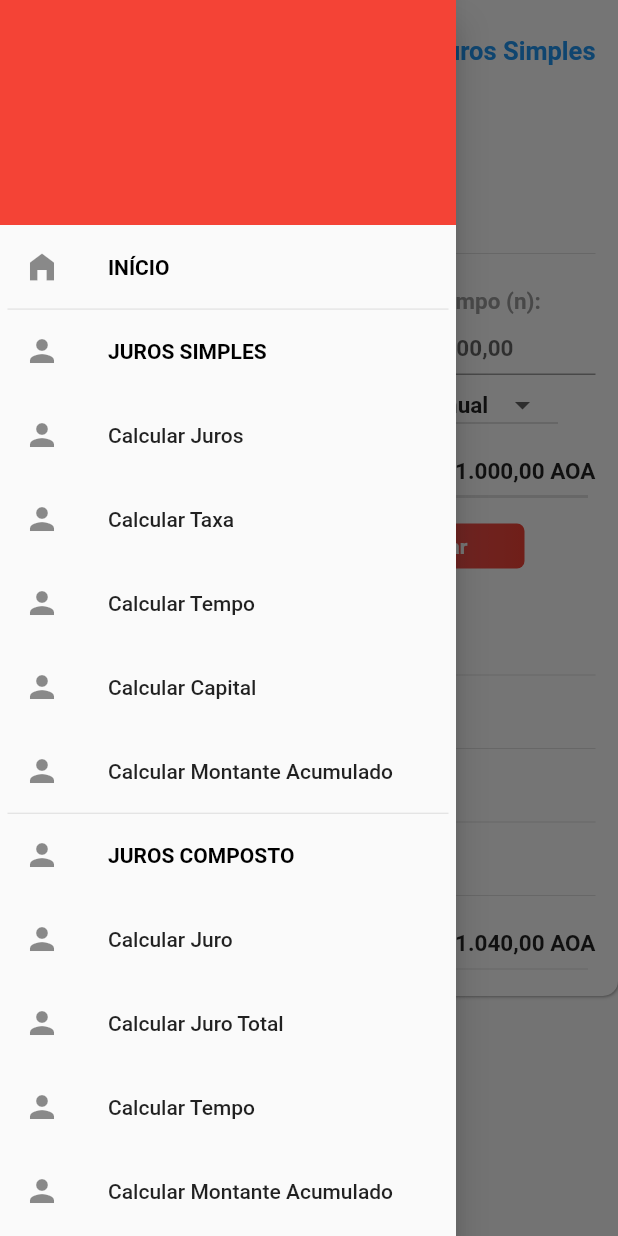
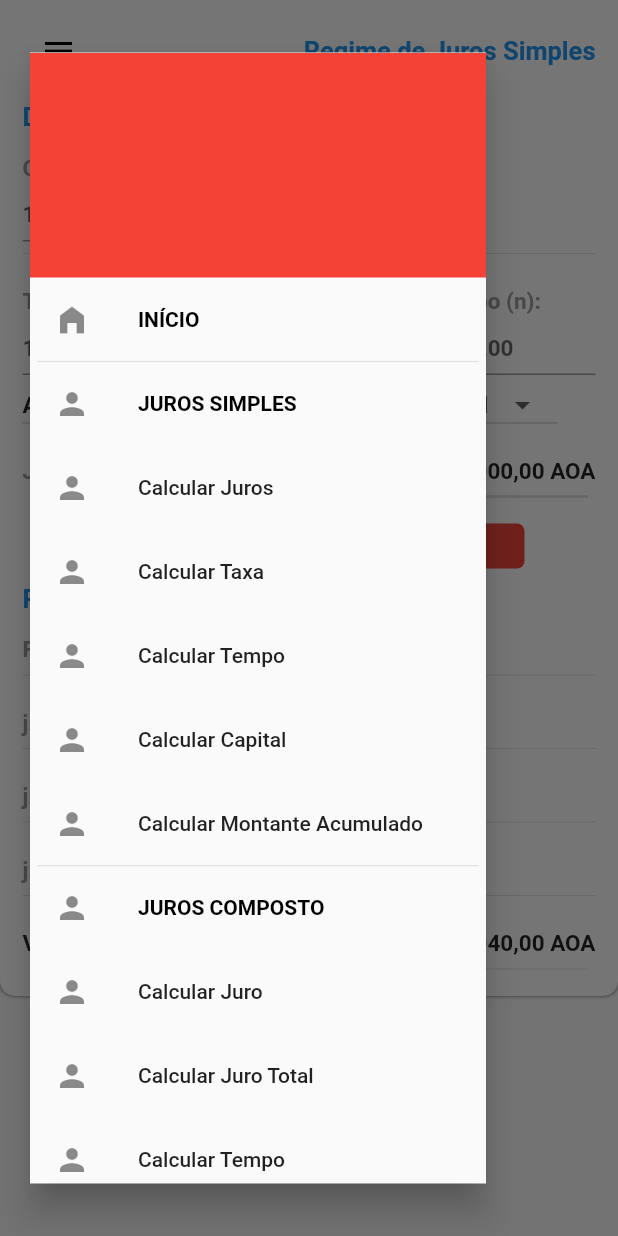
Before and after one commit to eliezerantonio/my_challenges, a Flutter app: the SimpleInterest screen opened by its route, with the side drawer open, on a phone screen of 412 x 824 dp. Run offline on Flutter 3.47's test engine with Material 2 defaults, Android fonts, the phone set to English and light mode, and no system bars; our stand-ins replace rive; missing offline and left inert: flutter_animator.

Commit message:
customized drawer

```diff
--- a/lib/pages/simple_interest/simple_interest.dart
+++ b/lib/pages/simple_interest/simple_interest.dart
@@ -203,34 +203,7 @@ class _CenterCardState extends State<CenterCard> {
                 ),
                 const Divider(thickness: 2, indent: 5, endIndent: 5),
                 const SizedBox(height: 10),
-                Center(
-                    child: Row(
-                  mainAxisAlignment: MainAxisAlignment.spaceEvenly,
-                  children: [
-                    CalculateButton(
-                      text: 'Calcular',
-                      colors: [
-                        Colors.blue.shade300,
-                        Colors.blue.shade400,
-                        Colors.blue.shade500,
-                      ],
-                      onPressed: () {
-                        print('object');
-                      },
-                    ),
-                    CalculateButton(
-                      text: 'Limpar',
-                      colors: [
-                        Colors.red.shade300,
-                        Colors.red.shade400,
-                        Colors.red.shade500,
-                      ],
-                      onPressed: () {
-                        print('object');
-                      },
-                    )
-                  ],
-                )),
+                const ButtonRow(),
                 const SizedBox(height: 10),
               ],
             ),
@@ -290,3 +263,41 @@ class _CenterCardState extends State<CenterCard> {
     return netPayableAmount;
   }
 }
+
+class ButtonRow extends StatelessWidget {
+  const ButtonRow({
+    Key? key,
+  }) : super(key: key);
+
+  @override
+  Widget build(BuildContext context) {
+    return Center(
+        child: Row(
+      mainAxisAlignment: MainAxisAlignment.spaceEvenly,
+      children: [
+        CalculateButton(
+          text: 'Calcular',
+          colors: [
+            Colors.blue.shade300,
+            Colors.blue.shade400,
+            Colors.blue.shade500,
+          ],
+          onPressed: () {
+            print('object');
+          },
+        ),
+        CalculateButton(
+          text: 'Limpar',
+          colors: [
+            Colors.red.shade300,
+            Colors.red.shade400,
+            Colors.red.shade500,
+          ],
+          onPressed: () {
+            print('object');
+          },
+        )
+      ],
+    ));
+  }
+}
--- a/lib/widget/custom_drawer.dart
+++ b/lib/widget/custom_drawer.dart
@@ -6,7 +6,9 @@ class CustomDrawer extends StatelessWidget {
 
   @override
   Widget build(BuildContext context) {
-    return Drawer(
+    return Padding(
+      padding: const EdgeInsets.symmetric(horizontal: 20.0, vertical: 35.0),
+      child: Drawer(
         elevation: 10.0,
         child: SingleChildScrollView(
           physics: const BouncingScrollPhysics(),
@@ -104,6 +106,7 @@ class CustomDrawer extends StatelessWidget {
             ],
           ),
         ),
+      ),
     );
   }
 }
```
Also changed, not shown: lib/widget/home_cards.dart (+8 -27 lines). Lines whose indentation alone changed are shown as unchanged.
